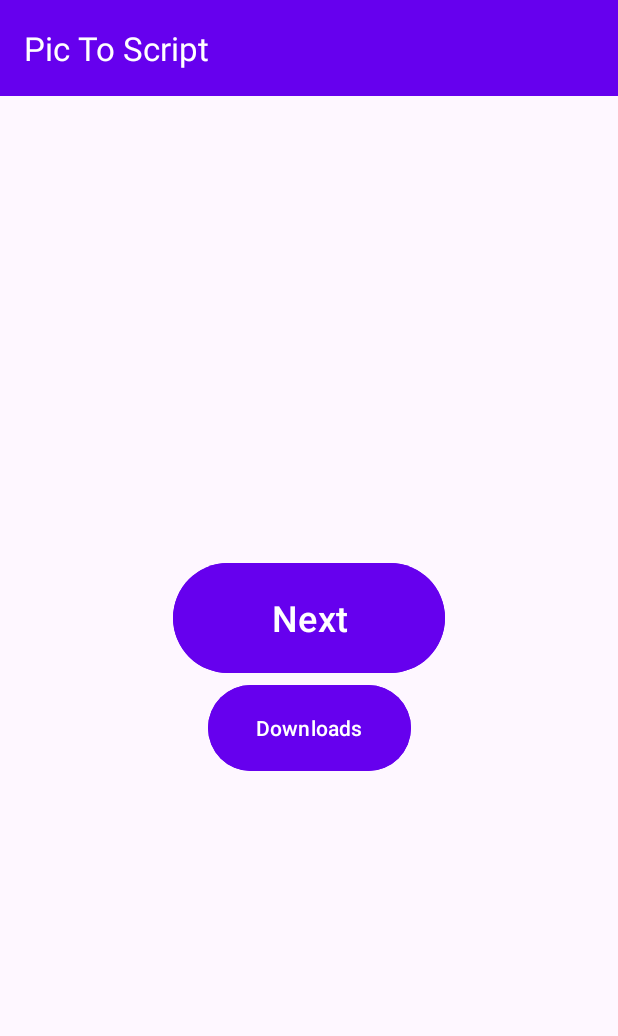
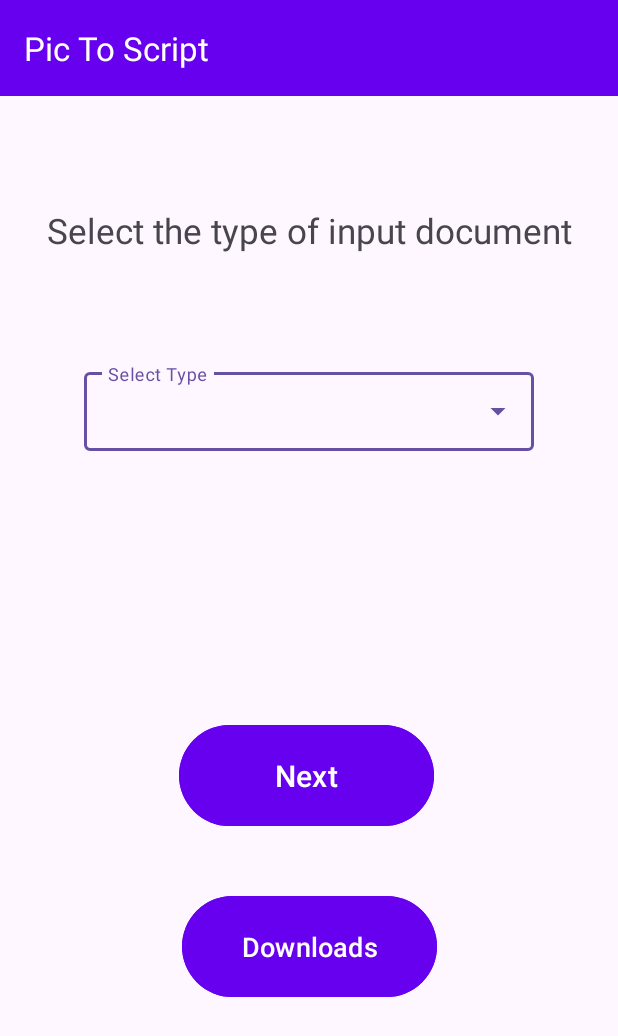
Before and after one commit to Chitucoder/Pic_To_Script, an Android app: the screen it shows after launch (MainActivity), on a phone screen of 412 x 824 dp. Shown: the top 1036 px of the screen. Run offline under Robolectric (Android 15) with nearby library versions, the phone set to English and light mode, and no system bars.

Commit message:
change in MainActivity

```diff
--- a/app/src/main/java/com/chitu/pictoscript/MainActivity.java
+++ b/app/src/main/java/com/chitu/pictoscript/MainActivity.java
@@ -6,10 +6,20 @@ import androidx.appcompat.widget.Toolbar;
 import android.content.Intent;
 import android.os.Bundle;
 import android.view.View;
+import android.widget.AdapterView;
+import android.widget.ArrayAdapter;
+import android.widget.AutoCompleteTextView;
 import android.widget.Button;
+import android.widget.Toast;
 
 public class MainActivity extends AppCompatActivity {
-    Button button, downloadbtn2;
+    Button next, downloadbtn2;
+    AutoCompleteTextView autoCompleteTextView;
+    ArrayAdapter<String> adapterItems;
+
+    String[] seltype = {"Image","PDF"};
+    String inptype;
+
     @Override
     protected void onCreate(Bundle savedInstanceState) {
         super.onCreate(savedInstanceState);
@@ -18,13 +28,19 @@ public class MainActivity extends AppCompatActivity {
         Toolbar actionBar = findViewById(R.id.actionbar);
         setSupportActionBar(actionBar);
 
-        button = findViewById(R.id.button);
+        next = findViewById(R.id.button);
         downloadbtn2=findViewById(R.id.downloadbtn2);
-        button.setOnClickListener(new View.OnClickListener() {
+        next.setOnClickListener(new View.OnClickListener() {
             @Override
             public void onClick(View view) {
-                Intent intent = new Intent(MainActivity.this, MainActivity2.class);
-                startActivity(intent);
+                if(inptype == seltype[0]){
+                    Intent intent = new Intent(MainActivity.this, MainActivity2.class);
+                    startActivity(intent);
+                }else if(inptype == seltype[1]){
+                    Toast.makeText(MainActivity.this, "PDF is under progress", Toast.LENGTH_SHORT).show();
+                }else {
+                    Toast.makeText(MainActivity.this, "Select the input type first", Toast.LENGTH_SHORT).show();
+                }
             }
         });
 
@@ -35,5 +51,15 @@ public class MainActivity extends AppCompatActivity {
                 startActivity(intent2);
             }
         });
+
+        autoCompleteTextView = findViewById(R.id.auto_complete_textview);
+        adapterItems = new ArrayAdapter<String>(this,R.layout.drop_down_list,seltype);
+        autoCompleteTextView.setAdapter(adapterItems);
+        autoCompleteTextView.setOnItemClickListener(new AdapterView.OnItemClickListener() {
+            @Override
+            public void onItemClick(AdapterView<?> adapterView, View view, int i, long l) {
+               inptype  = adapterView.getItemAtPosition(i).toString();
+            }
+        });
     }
 }
--- a/app/src/main/res/layout/activity_main.xml
+++ b/app/src/main/res/layout/activity_main.xml
@@ -9,29 +9,68 @@
     <include layout="@layout/actionbar"
         android:id="@+id/actionbar"/>
 
+
+    <TextView
+        android:layout_width="wrap_content"
+        android:layout_height="wrap_content"
+        android:text="Select the type of input document"
+        android:textSize="23dp"
+        android:gravity="center_horizontal"
+        app:layout_constraintBottom_toTopOf="@+id/textInputLayout"
+        app:layout_constraintEnd_toEndOf="parent"
+        app:layout_constraintStart_toStartOf="@+id/actionbar"
+        app:layout_constraintTop_toBottomOf="@+id/actionbar">
+
+    </TextView>
+
+    <com.google.android.material.textfield.TextInputLayout
+        android:id="@+id/textInputLayout"
+        style='@style/Widget.MaterialComponents.TextInputLayout.OutlinedBox.ExposedDropdownMenu'
+        android:layout_width="300dp"
+        android:layout_height="wrap_content"
+        app:layout_constraintBottom_toTopOf="@+id/button"
+        app:layout_constraintEnd_toEndOf="parent"
+        app:layout_constraintStart_toStartOf="parent"
+        app:layout_constraintTop_toBottomOf="@+id/actionbar">
+
+        <AutoCompleteTextView
+            android:id="@+id/auto_complete_textview"
+            android:layout_width="match_parent"
+            android:layout_height="wrap_content"
+            android:hint="@string/select_doc"
+            android:paddingVertical="15dp" />
+
+    </com.google.android.material.textfield.TextInputLayout>
+
+
     <Button
         android:id="@+id/button"
-        android:layout_width="181dp"
-        android:layout_height="81dp"
+        android:layout_width="170dp"
+        android:layout_height="75dp"
+        android:backgroundTint="#6600EE"
         android:text="@string/next"
         android:textColor="#ffffff"
-        android:backgroundTint="#6600EE"
-        android:textSize="24sp"
+        android:textSize="20sp"
         app:layout_constraintBottom_toBottomOf="parent"
         app:layout_constraintEnd_toEndOf="parent"
+        app:layout_constraintHorizontal_bias="0.493"
         app:layout_constraintStart_toStartOf="parent"
-        app:layout_constraintTop_toTopOf="parent" />
+        app:layout_constraintTop_toTopOf="parent"
+        app:layout_constraintVertical_bias="0.64" />
 
     <Button
         android:id="@+id/downloadbtn2"
-        android:layout_width="135dp"
-        android:layout_height="65dp"
+        android:layout_width="170dp"
+        android:layout_height="75dp"
         android:layout_gravity="bottom|center_horizontal"
         android:backgroundTint="#6600EE"
         android:text="Downloads"
         android:textColor="#ffffff"
+        android:textSize="18sp"
+        app:layout_constraintBottom_toBottomOf="parent"
         app:layout_constraintEnd_toEndOf="parent"
         app:layout_constraintStart_toStartOf="parent"
-        app:layout_constraintTop_toBottomOf="@+id/button" />
+        app:layout_constraintTop_toBottomOf="@+id/button"
+        app:layout_constraintVertical_bias="0.201" />
 
 </androidx.constraintlayout.widget.ConstraintLayout>
```
